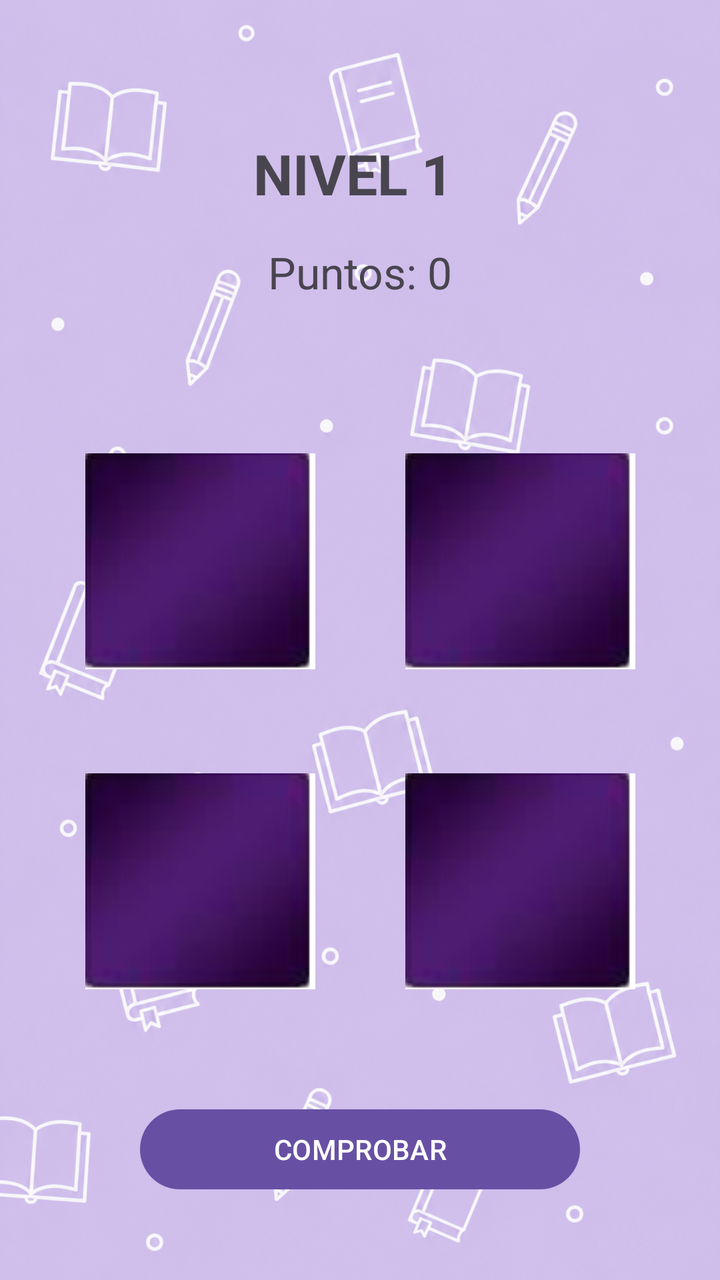
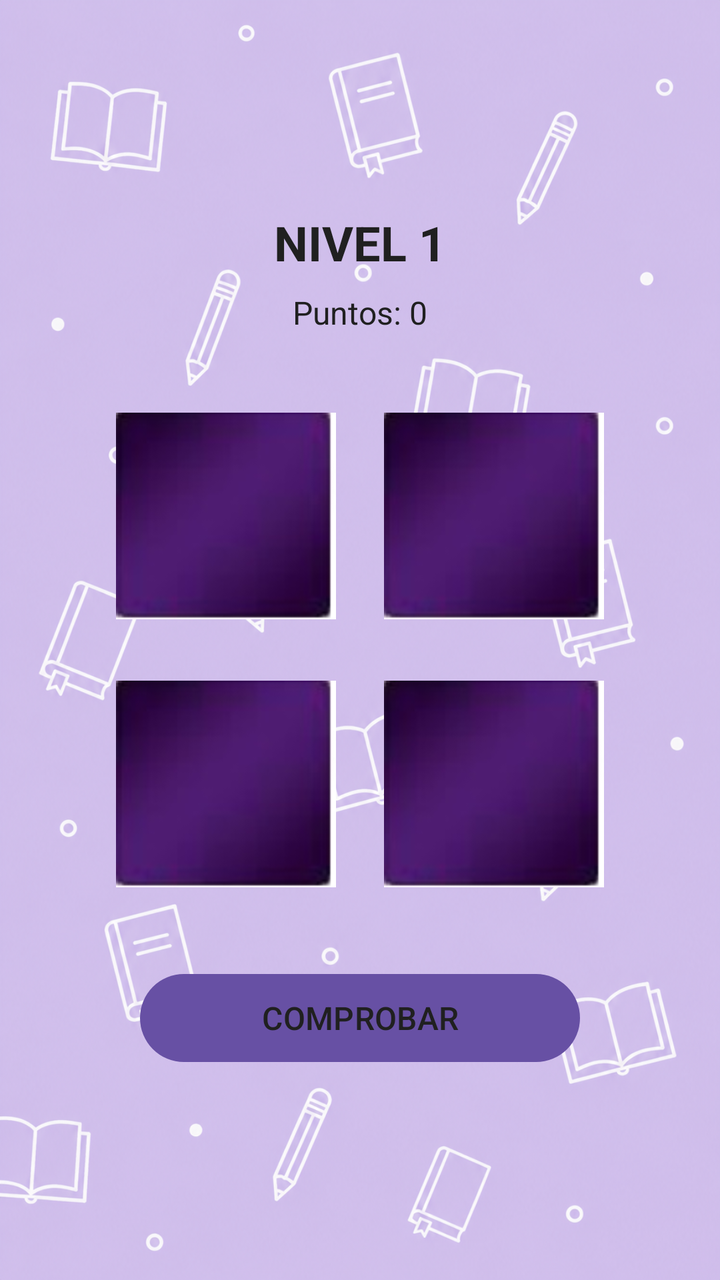

An Android layout rendered at two revisions. The XML below is the earlier revision; the diff shows what the commit changed to produce the second picture.
<!-- AndroidManifest.xml: application theme Theme.Myquizz -->
<!-- res/layout/activity_juego_nivel1.xml -->
<?xml version="1.0" encoding="utf-8"?>
<androidx.constraintlayout.widget.ConstraintLayout
    xmlns:android="http://schemas.android.com/apk/res/android"
    xmlns:app="http://schemas.android.com/apk/res-auto"

    android:layout_width="match_parent"
    android:layout_height="match_parent"

    android:background="@drawable/fondo2">

    <TextView
        android:id="@+id/txtTitulo"
        android:layout_width="wrap_content"
        android:layout_height="wrap_content"

        android:text="NIVEL 1"
        android:textSize="28sp"
        android:textStyle="bold"

        app:layout_constraintBottom_toBottomOf="parent"
        app:layout_constraintEnd_toEndOf="parent"
        app:layout_constraintHorizontal_bias="0.487"
        app:layout_constraintStart_toStartOf="parent"
        app:layout_constraintTop_toTopOf="parent"
        app:layout_constraintVertical_bias="0.113" />

    <TextView
        android:id="@+id/puntuacion"
        android:layout_width="wrap_content"
        android:layout_height="wrap_content"

        android:text="Puntos: 0"
        android:textSize="22sp"

        android:layout_marginTop="16dp"

        app:layout_constraintTop_toBottomOf="@id/txtTitulo"
        app:layout_constraintStart_toStartOf="parent"
        app:layout_constraintEnd_toEndOf="parent"/>

    <ImageButton
        android:id="@+id/c1"
        android:layout_width="120dp"
        android:layout_height="120dp"

        android:src="@drawable/carta"

        android:layout_marginTop="70dp"
        android:layout_marginStart="40dp"

        app:layout_constraintTop_toBottomOf="@id/puntuacion"
        app:layout_constraintStart_toStartOf="parent"/>

    <ImageButton
        android:id="@+id/c2"
        android:layout_width="120dp"
        android:layout_height="120dp"

        android:src="@drawable/carta"

        android:layout_marginTop="70dp"
        android:layout_marginEnd="40dp"

        app:layout_constraintTop_toBottomOf="@id/puntuacion"
        app:layout_constraintEnd_toEndOf="parent"/>

    <ImageButton
        android:id="@+id/c3"
        android:layout_width="120dp"
        android:layout_height="120dp"

        android:src="@drawable/carta"

        android:layout_marginTop="40dp"
        android:layout_marginEnd="40dp"

        app:layout_constraintTop_toBottomOf="@id/c2"
        app:layout_constraintEnd_toEndOf="parent"/>

    <ImageButton
        android:id="@+id/c4"
        android:layout_width="120dp"
        android:layout_height="120dp"

        android:src="@drawable/carta"

        android:layout_marginTop="40dp"
        android:layout_marginStart="40dp"

        app:layout_constraintTop_toBottomOf="@id/c1"
        app:layout_constraintStart_toStartOf="parent"/>

    <Button
        android:id="@+id/btnComprobar"
        android:layout_width="220dp"
        android:layout_height="wrap_content"

        android:text="COMPROBAR"

        android:layout_marginTop="50dp"

        app:layout_constraintTop_toBottomOf="@id/c4"
        app:layout_constraintStart_toStartOf="parent"
        app:layout_constraintEnd_toEndOf="parent"/>

</androidx.constraintlayout.widget.ConstraintLayout>
<!-- resources referenced by this layout -->
<resources>
  <!-- drawable carta: jpg bitmap (drawable, 2556 bytes) -->
  <!-- drawable fondo2: png bitmap (drawable, 1048360 bytes) -->
  <style name="Theme.Myquizz" parent="Base.Theme.Myquizz" />
  <style name="Base.Theme.Myquizz" parent="Theme.Material3.DayNight.NoActionBar">
          
          
      </style>
</resources>

<!-- the commit's change to res/layout/activity_juego_nivel1.xml (unified diff, before → after) -->
@@ -5,102 +5,122 @@
 
     android:layout_width="match_parent"
     android:layout_height="match_parent"
-
     android:background="@drawable/fondo2">
 
-    <TextView
-        android:id="@+id/txtTitulo"
-        android:layout_width="wrap_content"
+    <LinearLayout
+        android:layout_width="match_parent"
         android:layout_height="wrap_content"
+        android:orientation="vertical"
+        android:gravity="center"
+        android:padding="16dp"
 
-        android:text="NIVEL 1"
-        android:textSize="28sp"
-        android:textStyle="bold"
+        app:layout_constraintTop_toTopOf="parent"
+        app:layout_constraintBottom_toBottomOf="parent"
+        app:layout_constraintStart_toStartOf="parent"
+        app:layout_constraintEnd_toEndOf="parent">
 
-        app:layout_constraintBottom_toBottomOf="parent"
-        app:layout_constraintEnd_toEndOf="parent"
-        app:layout_constraintHorizontal_bias="0.487"
-        app:layout_constraintStart_toStartOf="parent"
-        app:layout_constraintTop_toTopOf="parent"
-        app:layout_constraintVertical_bias="0.113" />
+        
 
-    <TextView
-        android:id="@+id/puntuacion"
-        android:layout_width="wrap_content"
-        android:layout_height="wrap_content"
 
-        android:text="Puntos: 0"
-        android:textSize="22sp"
+        <TextView
+            android:id="@+id/txtTitulo"
+            android:layout_width="wrap_content"
+            android:layout_height="wrap_content"
 
-        android:layout_marginTop="16dp"
+            android:text="NIVEL 1"
+            android:textSize="@dimen/level_title_size"
+            android:textColor="#202020"
+            android:textStyle="bold" />
 
-        app:layout_constraintTop_toBottomOf="@id/txtTitulo"
-        app:layout_constraintStart_toStartOf="parent"
-        app:layout_constraintEnd_toEndOf="parent"/>
+        <TextView
+            android:id="@+id/puntuacion"
+            android:layout_width="wrap_content"
+            android:layout_height="wrap_content"
+            android:textColor="#202020"
+            android:layout_marginTop="8dp"
+            android:text="Puntos: 0"
+            android:textSize="@dimen/score_text_size" />
 
-    <ImageButton
-        android:id="@+id/c1"
-        android:layout_width="120dp"
-        android:layout_height="120dp"
+        
 
-        android:src="@drawable/carta"
+        <LinearLayout
+            android:layout_width="wrap_content"
+            android:layout_height="wrap_content"
+            android:orientation="horizontal"
+            android:gravity="center"
+            android:layout_marginTop="24dp">
 
-        android:layout_marginTop="70dp"
-        android:layout_marginStart="40dp"
+            <ImageButton
+                android:id="@+id/c1"
+                android:layout_width="@dimen/card_size"
+                android:layout_height="@dimen/card_size"
 
-        app:layout_constraintTop_toBottomOf="@id/puntuacion"
-        app:layout_constraintStart_toStartOf="parent"/>
+                android:layout_margin="12dp"
+                android:src="@drawable/carta"
+                android:background="@android:color/transparent"
+                android:padding="0dp"
+                android:scaleType="fitCenter"
+                android:contentDescription="Carta 1" />
 
-    <ImageButton
-        android:id="@+id/c2"
-        android:layout_width="120dp"
-        android:layout_height="120dp"
+            <ImageButton
+                android:id="@+id/c2"
+                android:layout_width="@dimen/card_size"
+                android:layout_height="@dimen/card_size"
 
-        android:src="@drawable/carta"
+                android:layout_margin="12dp"
+                android:src="@drawable/carta"
+                android:background="@android:color/transparent"
+                android:padding="0dp"
+                android:scaleType="fitCenter"
+                android:contentDescription="Carta 2" />
 
-        android:layout_marginTop="70dp"
-        android:layout_marginEnd="40dp"
+        </LinearLayout>
 
-        app:layout_constraintTop_toBottomOf="@id/puntuacion"
-        app:layout_constraintEnd_toEndOf="parent"/>
+        
 
-    <ImageButton
-        android:id="@+id/c3"
-        android:layout_width="120dp"
-        android:layout_height="120dp"
+        <LinearLayout
+            android:layout_width="wrap_content"
+            android:layout_height="wrap_content"
+            android:orientation="horizontal"
+            android:gravity="center">
 
-        android:src="@drawable/carta"
+            <ImageButton
+                android:id="@+id/c3"
+                android:layout_width="@dimen/card_size"
+                android:layout_height="@dimen/card_size"
 
-        android:layout_marginTop="40dp"
-        android:layout_marginEnd="40dp"
+                android:layout_margin="12dp"
+                android:src="@drawable/carta"
+                android:background="@android:color/transparent"
+                android:padding="0dp"
+                android:scaleType="fitCenter"
+                android:contentDescription="Carta 3" />
 
-        app:layout_constraintTop_toBottomOf="@id/c2"
-        app:layout_constraintEnd_toEndOf="parent"/>
+            <ImageButton
+                android:id="@+id/c4"
+                android:layout_width="@dimen/card_size"
+                android:layout_height="@dimen/card_size"
 
-    <ImageButton
-        android:id="@+id/c4"
-        android:layout_width="120dp"
-        android:layout_height="120dp"
+                android:layout_margin="12dp"
+                android:src="@drawable/carta"
+                android:background="@android:color/transparent"
+                android:padding="0dp"
+                android:scaleType="fitCenter"
+                android:contentDescription="Carta 4" />
 
-        android:src="@drawable/carta"
+        </LinearLayout>
 
-        android:layout_marginTop="40dp"
-        android:layout_marginStart="40dp"
+        
 
-        app:layout_constraintTop_toBottomOf="@id/c1"
-        app:layout_constraintStart_toStartOf="parent"/>
+        <Button
+            android:id="@+id/btnComprobar"
+            android:layout_width="@dimen/check_button_width"
+            android:layout_height="@dimen/check_button_height"
+            android:textColor="#202020"
+            android:layout_marginTop="24dp"
+            android:text="COMPROBAR"
+            android:textSize="@dimen/check_button_text_size" />
 
-    <Button
-        android:id="@+id/btnComprobar"
-        android:layout_width="220dp"
-        android:layout_height="wrap_content"
-
-        android:text="COMPROBAR"
-
-        android:layout_marginTop="50dp"
-
-        app:layout_constraintTop_toBottomOf="@id/c4"
-        app:layout_constraintStart_toStartOf="parent"
-        app:layout_constraintEnd_toEndOf="parent"/>
+    </LinearLayout>
 
 </androidx.constraintlayout.widget.ConstraintLayout>
<!-- resource entries referenced after the edit -->
@@ -1,5 +1,11 @@
 <!-- resources referenced by this layout -->
 <resources>
+  <dimen name="card_size">110dp</dimen>
+  <dimen name="check_button_height">52dp</dimen>
+  <dimen name="check_button_text_size">16sp</dimen>
+  <dimen name="check_button_width">220dp</dimen>
+  <dimen name="level_title_size">24sp</dimen>
+  <dimen name="score_text_size">16sp</dimen>
   <!-- drawable carta: jpg bitmap (drawable, 2556 bytes) -->
   <!-- drawable fondo2: png bitmap (drawable, 1048360 bytes) -->
   <style name="Theme.Myquizz" parent="Base.Theme.Myquizz" />
